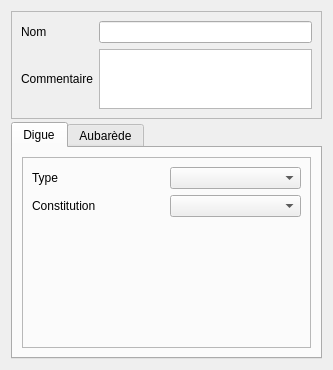
This is Lamia/toolprepro/base2_digue/lamiabasedigue_infralineaire_tool_ui.ui in Artelia/Lamia as Qt 5 draws it before an edit. The edited form follows.
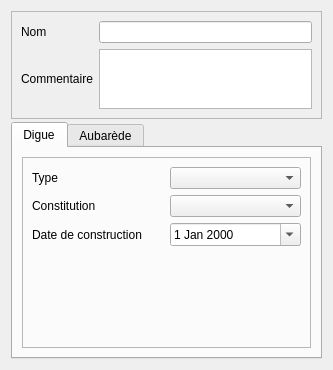
This is the edited form.

The edit to the form file:
```diff
--- a/Lamia/toolprepro/base2_digue/lamiabasedigue_infralineaire_tool_ui.ui
+++ b/Lamia/toolprepro/base2_digue/lamiabasedigue_infralineaire_tool_ui.ui
@@ -78,9 +78,6 @@
           <enum>QFrame::Raised</enum>
          </property>
          <layout class="QGridLayout" name="gridLayout_2">
-          <item row="0" column="1">
-           <widget class="QComboBox" name="comboBox_type"/>
-          </item>
           <item row="0" column="0">
            <widget class="QLabel" name="label_2">
             <property name="text">
@@ -98,7 +95,7 @@
           <item row="1" column="1">
            <widget class="QComboBox" name="comboBox_contitution"/>
           </item>
-          <item row="2" column="1">
+          <item row="3" column="1">
            <spacer name="verticalSpacer_2">
             <property name="orientation">
              <enum>Qt::Vertical</enum>
@@ -111,6 +108,26 @@
             </property>
            </spacer>
           </item>
+          <item row="0" column="1">
+           <widget class="QComboBox" name="comboBox_type"/>
+          </item>
+          <item row="2" column="0">
+           <widget class="QLabel" name="label_9">
+            <property name="text">
+             <string>Date de construction</string>
+            </property>
+            <property name="wordWrap">
+             <bool>true</bool>
+            </property>
+           </widget>
+          </item>
+          <item row="2" column="1">
+           <widget class="QDateEdit" name="dateEdit_datecontruct">
+            <property name="calendarPopup">
+             <bool>true</bool>
+            </property>
+           </widget>
+          </item>
          </layout>
         </widget>
        </item>
```
